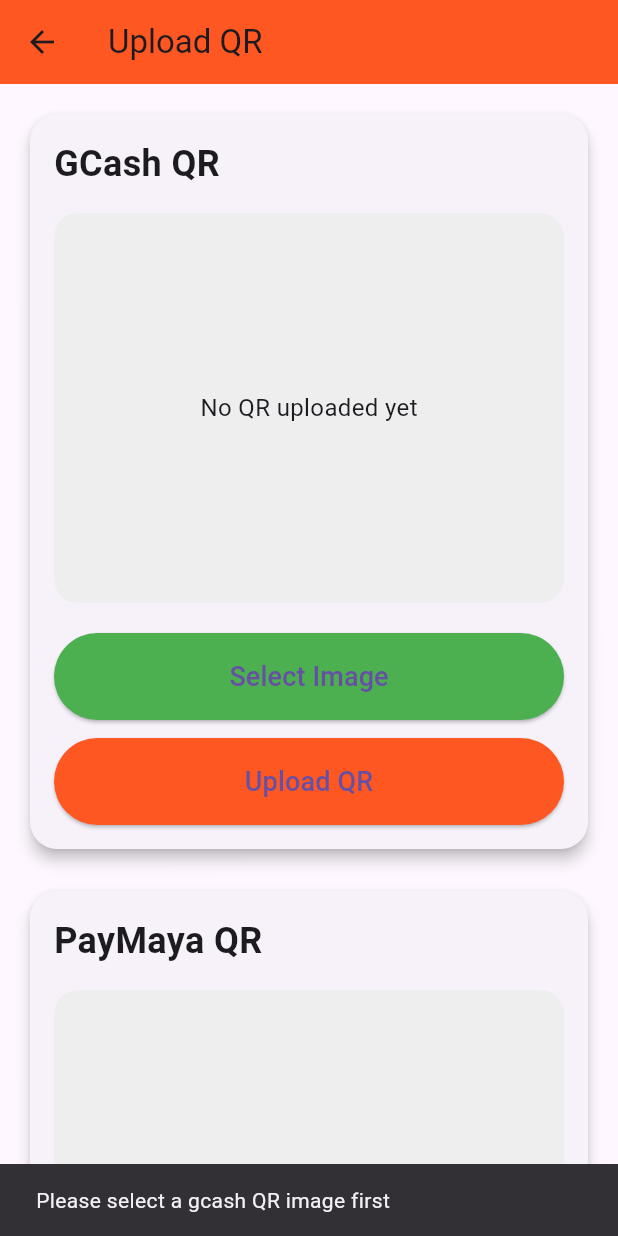
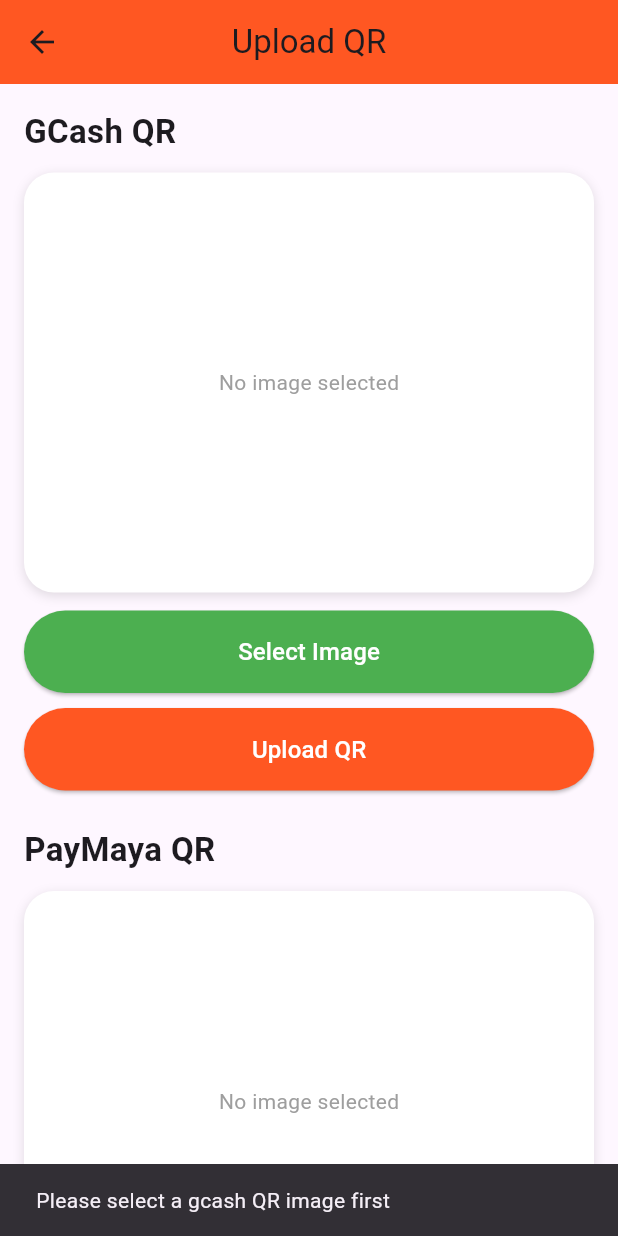
Before and after one commit to prngc14/rentpay_app, a Flutter app: the UploadQrScreen screen opened directly, after a tap on "Upload QR", on a phone screen of 412 x 824 dp. Run offline on Flutter 3.47's test engine with Material 3 defaults, Android fonts, the phone set to English and light mode, and no system bars; our stand-ins replace cloud_firestore, firebase_auth, firebase_core, firebase_storage, image_picker; accounts and stored records are empty.

Commit message:
remove M status

```diff
--- a/lib/screens/owner/upload_qr_screen.dart
+++ b/lib/screens/owner/upload_qr_screen.dart
@@ -1,6 +1,10 @@
 import 'dart:io';
+
 import 'package:flutter/material.dart';
 import 'package:image_picker/image_picker.dart';
+import 'package:firebase_auth/firebase_auth.dart';
+import 'package:firebase_storage/firebase_storage.dart';
+
 import '../../services/firestore_service.dart';
 
 class UploadQrScreen extends StatefulWidget {
@@ -16,10 +20,10 @@
   File? gcashImage;
   File? mayaImage;
 
+  bool isLoading = false;
+
   String? gcashUrl;
   String? mayaUrl;
-
-  bool isLoading = true;
 
   @override
   void initState() {
@@ -28,136 +32,122 @@
   }
 
   Future<void> loadExistingQr() async {
-    try {
-      final data = await firestore.getOwnerQrData();
+    final user = FirebaseAuth.instance.currentUser;
+    if (user == null) return;
+
+    final data = await firestore.getOwnerQR(user.uid);
+
     if (data != null) {
       setState(() {
-          gcashUrl = data['gcashQr'];
-          mayaUrl = data['mayaQr'];
-        });
-      }
-    } catch (e) {
-      debugPrint("Error loading QR: $e");
-    }
-
-    setState(() {
-      isLoading = false;
-    });
-  }
-
-  Future<void> pickImage(String type) async {
-    final picked = await ImagePicker().pickImage(source: ImageSource.gallery);
-
-    if (picked != null) {
-      setState(() {
-        if (type == "gcash") {
-          gcashImage = File(picked.path);
-        } else {
-          mayaImage = File(picked.path);
-        }
+        gcashUrl = data["gcashQr"];
+        mayaUrl = data["paymayaQr"];
       });
     }
   }
 
-  Future<void> uploadQr(String type) async {
-    try {
-      setState(() {
-        isLoading = true;
-      });
-
-      File? selectedFile = type == "gcash" ? gcashImage : mayaImage;
-
-      if (selectedFile == null) {
-        ScaffoldMessenger.of(context).showSnackBar(
-          SnackBar(content: Text("Please select a $type QR image first")),
-        );
-        setState(() {
-          isLoading = false;
-        });
-        return;
-      }
-
-      await firestore.uploadOwnerQr(
-        file: selectedFile,
-        type: type,
-      );
-
-      await loadExistingQr();
-
-      ScaffoldMessenger.of(context).showSnackBar(
-        SnackBar(
-            content: Text("${type.toUpperCase()} QR uploaded successfully")),
-      );
-    } catch (e) {
-      ScaffoldMessenger.of(context).showSnackBar(
-        SnackBar(content: Text("Upload failed: $e")),
+  @override
+  Widget build(BuildContext context) {
+    return Scaffold(
+      appBar: AppBar(
+        title: const Text("Upload QR"),
+        backgroundColor: Colors.deepOrange,
+        centerTitle: true,
+      ),
+      body: SingleChildScrollView(
+        padding: const EdgeInsets.all(16),
+        child: Column(
+          children: [
+            _buildQrCard(
+              title: "GCash QR",
+              localImage: gcashImage,
+              networkUrl: gcashUrl,
+              buttonColor: Colors.green,
+              onPick: () => _pickImage("gcash"),
+              onUpload: () => _uploadQr("gcash"),
+            ),
+            const SizedBox(height: 24),
+            _buildQrCard(
+              title: "PayMaya QR",
+              localImage: mayaImage,
+              networkUrl: mayaUrl,
+              buttonColor: Colors.blue,
+              onPick: () => _pickImage("maya"),
+              onUpload: () => _uploadQr("maya"),
+            ),
+          ],
+        ),
+      ),
     );
   }
 
-    setState(() {
-      isLoading = false;
-    });
-  }
-
-  Widget buildQrCard({
+  Widget _buildQrCard({
     required String title,
-    required File? localFile,
+    required File? localImage,
     required String? networkUrl,
     required Color buttonColor,
     required VoidCallback onPick,
     required VoidCallback onUpload,
   }) {
-    return Card(
-      elevation: 4,
-      shape: RoundedRectangleBorder(
-        borderRadius: BorderRadius.circular(18),
+    Widget imageWidget;
+
+    if (localImage != null) {
+      imageWidget = Image.file(
+        localImage,
+        height: 250,
+        fit: BoxFit.contain,
+      );
+    } else if (networkUrl != null && networkUrl!.isNotEmpty) {
+      imageWidget = Image.network(
+        networkUrl!,
+        height: 250,
+        fit: BoxFit.contain,
+        errorBuilder: (context, error, stackTrace) {
+          return const Center(
+            child: Text(
+              "Broken image / QR not found",
+              style: TextStyle(color: Colors.red),
             ),
-      child: Padding(
-        padding: const EdgeInsets.all(16),
-        child: Column(
+          );
+        },
+      );
+    } else {
+      imageWidget = const Center(
+        child: Text(
+          "No image selected",
+          style: TextStyle(color: Colors.grey),
+        ),
+      );
+    }
+
+    return Column(
       crossAxisAlignment: CrossAxisAlignment.start,
       children: [
         Text(
           title,
           style: const TextStyle(
-                fontSize: 24,
+            fontSize: 22,
             fontWeight: FontWeight.bold,
           ),
         ),
-            const SizedBox(height: 16),
+        const SizedBox(height: 12),
         Container(
           width: double.infinity,
-              height: 260,
+          height: 280,
+          padding: const EdgeInsets.all(16),
           decoration: BoxDecoration(
-                color: Colors.grey.shade200,
-                borderRadius: BorderRadius.circular(16),
+            color: Colors.white,
+            borderRadius: BorderRadius.circular(20),
+            boxShadow: const [
+              BoxShadow(
+                blurRadius: 6,
+                color: Colors.black12,
+                offset: Offset(0, 2),
               ),
-              child: ClipRRect(
-                borderRadius: BorderRadius.circular(16),
-                child: localFile != null
-                    ? Image.file(localFile, fit: BoxFit.contain)
-                    : (networkUrl != null && networkUrl.isNotEmpty)
-                        ? Image.network(
-                            networkUrl,
-                            fit: BoxFit.contain,
-                            errorBuilder: (context, error, stackTrace) {
-                              return const Center(
-                                child: Text(
-                                  "Failed to load QR image",
-                                  style: TextStyle(color: Colors.red),
+            ],
           ),
-                              );
-                            },
-                          )
-                        : const Center(
-                            child: Text(
-                              "No QR uploaded yet",
-                              style: TextStyle(fontSize: 16),
+          child: Center(child: imageWidget),
         ),
-                          ),
-              ),
-            ),
-            const SizedBox(height: 20),
+        const SizedBox(height: 12),
         SizedBox(
           width: double.infinity,
           child: ElevatedButton(
@@ -171,15 +161,15 @@
             ),
             child: const Text(
               "Select Image",
-                  style: TextStyle(fontSize: 18),
+              style: TextStyle(fontSize: 16, color: Colors.white),
             ),
           ),
         ),
-            const SizedBox(height: 12),
+        const SizedBox(height: 10),
         SizedBox(
           width: double.infinity,
           child: ElevatedButton(
-                onPressed: onUpload,
+            onPressed: isLoading ? null : onUpload,
             style: ElevatedButton.styleFrom(
               backgroundColor: Colors.deepOrange,
               padding: const EdgeInsets.symmetric(vertical: 16),
@@ -187,54 +177,89 @@
                 borderRadius: BorderRadius.circular(30),
               ),
             ),
-                child: const Text(
+            child: isLoading
+                ? const CircularProgressIndicator(color: Colors.white)
+                : const Text(
                     "Upload QR",
-                  style: TextStyle(fontSize: 18),
+                    style: TextStyle(fontSize: 16, color: Colors.white),
                   ),
           ),
         ),
       ],
-        ),
-      ),
     );
   }
 
-  @override
-  Widget build(BuildContext context) {
-    return Scaffold(
-      appBar: AppBar(
-        title: const Text("Upload QR"),
-        backgroundColor: Colors.deepOrange,
-      ),
-      body: isLoading
-          ? const Center(child: CircularProgressIndicator())
-          : SafeArea(
-              child: SingleChildScrollView(
-                padding: const EdgeInsets.all(16),
-                child: Column(
-                  children: [
-                    buildQrCard(
-                      title: "GCash QR",
-                      localFile: gcashImage,
-                      networkUrl: gcashUrl,
-                      buttonColor: Colors.green,
-                      onPick: () => pickImage("gcash"),
-                      onUpload: () => uploadQr("gcash"),
-                    ),
-                    const SizedBox(height: 20),
-                    buildQrCard(
-                      title: "PayMaya QR",
-                      localFile: mayaImage,
-                      networkUrl: mayaUrl,
-                      buttonColor: Colors.blue,
-                      onPick: () => pickImage("maya"),
-                      onUpload: () => uploadQr("maya"),
-                    ),
-                    const SizedBox(height: 30),
-                  ],
-                ),
-              ),
-            ),
+  Future<void> _pickImage(String type) async {
+    final picker = ImagePicker();
+    final picked = await picker.pickImage(source: ImageSource.gallery);
+
+    if (picked == null) return;
+
+    setState(() {
+      if (type == "gcash") {
+        gcashImage = File(picked.path);
+      } else {
+        mayaImage = File(picked.path);
+      }
+    });
+  }
+
+  Future<void> _uploadQr(String type) async {
+    final user = FirebaseAuth.instance.currentUser;
+    if (user == null) return;
+
+    File? selectedFile = type == "gcash" ? gcashImage : mayaImage;
+
+    if (selectedFile == null) {
+      ScaffoldMessenger.of(context).showSnackBar(
+        SnackBar(content: Text("Please select a $type QR image first")),
+      );
+      return;
+    }
+
+    setState(() => isLoading = true);
+
+    try {
+      final storageRef = FirebaseStorage.instance
+          .ref()
+          .child("owner_qr")
+          .child(user.uid)
+          .child("$type.jpg");
+
+      await storageRef.putFile(selectedFile);
+
+      final downloadUrl = await storageRef.getDownloadURL();
+
+      if (type == "gcash") {
+        gcashUrl = downloadUrl;
+      } else {
+        mayaUrl = downloadUrl;
+      }
+
+      await firestore.saveOwnerQR(
+        user.uid,
+        type == "gcash" ? gcashUrl : null,
+        type == "maya" ? mayaUrl : null,
+      );
+
+      if (!mounted) return;
+
+      setState(() {});
+
+      ScaffoldMessenger.of(context).showSnackBar(
+        SnackBar(
+            content: Text("${type.toUpperCase()} QR uploaded successfully")),
+      );
+    } catch (e) {
+      if (!mounted) return;
+
+      ScaffoldMessenger.of(context).showSnackBar(
+        SnackBar(content: Text("Upload failed: $e")),
       );
     }
+
+    if (mounted) {
+      setState(() => isLoading = false);
     }
+  }
+}
```
Lines whose indentation alone changed are shown as unchanged.
